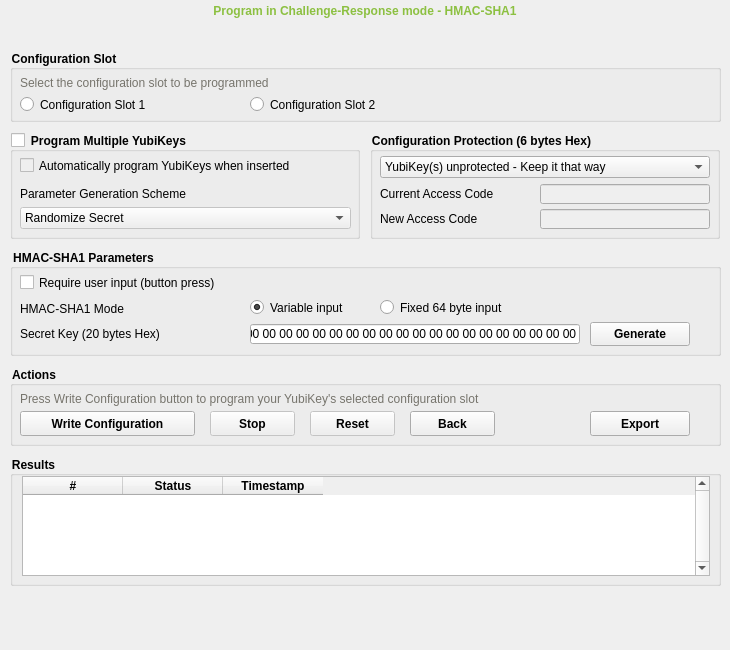
First picture: the form in src/ui/chalresppage.ui, repository Yubico/yubikey-personalization-gui-dpkg, before the edit.
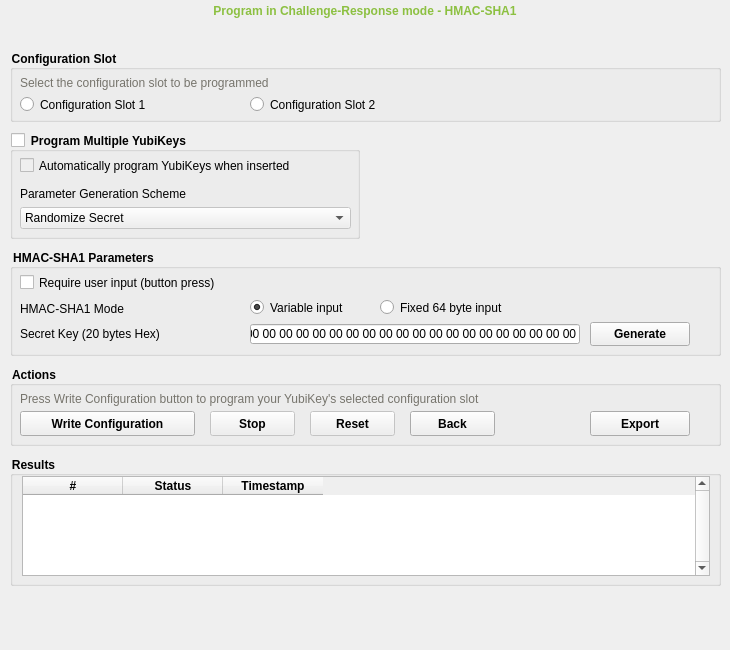
Second picture: the form after the edit. The open tabs and pages were chosen to show the change. Icons and pictures are not drawn. Custom widgets are drawn as their Qt base class.

```diff
--- a/src/ui/chalresppage.ui
+++ b/src/ui/chalresppage.ui
@@ -1421,198 +1421,6 @@
      </property>
     </widget>
    </widget>
-   <widget class="QGroupBox" name="advConfigProtectionBox">
-    <property name="geometry">
-     <rect>
-      <x>370</x>
-      <y>132</y>
-      <width>350</width>
-      <height>107</height>
-     </rect>
-    </property>
-    <property name="styleSheet">
-     <string notr="true">font-weight: bold;
-</string>
-    </property>
-    <property name="title">
-     <string>Configuration Protection (6 bytes Hex)</string>
-    </property>
-    <widget class="QComboBox" name="advConfigProtectionCombo">
-     <property name="geometry">
-      <rect>
-       <x>10</x>
-       <y>24</y>
-       <width>330</width>
-       <height>22</height>
-      </rect>
-     </property>
-     <property name="styleSheet">
-      <string notr="true">font-weight: normal;</string>
-     </property>
-     <item>
-      <property name="text">
-       <string>YubiKey(s) unprotected - Keep it that way</string>
-      </property>
-     </item>
-     <item>
-      <property name="text">
-       <string>YubiKey(s) unprotected - Enable protection</string>
-      </property>
-     </item>
-     <item>
-      <property name="text">
-       <string>YubiKey(s) protected - Disable protection</string>
-      </property>
-     </item>
-     <item>
-      <property name="text">
-       <string>YubiKey(s) protected - Keep it that way</string>
-      </property>
-     </item>
-     <item>
-      <property name="text">
-       <string>YubiKey(s) protected - Change access code</string>
-      </property>
-     </item>
-    </widget>
-    <widget class="QLineEdit" name="advCurrentAccessCodeTxt">
-     <property name="enabled">
-      <bool>false</bool>
-     </property>
-     <property name="geometry">
-      <rect>
-       <x>170</x>
-       <y>52</y>
-       <width>170</width>
-       <height>20</height>
-      </rect>
-     </property>
-     <property name="styleSheet">
-      <string notr="true">font-weight: normal;</string>
-     </property>
-     <property name="inputMask">
-      <string>hh hh hh hh hh hh; </string>
-     </property>
-     <property name="text">
-      <string>     </string>
-     </property>
-     <property name="maxLength">
-      <number>17</number>
-     </property>
-     <property name="cursorPosition">
-      <number>17</number>
-     </property>
-    </widget>
-    <widget class="QLabel" name="advCurrentAccessCodeLbl">
-     <property name="geometry">
-      <rect>
-       <x>10</x>
-       <y>52</y>
-       <width>141</width>
-       <height>20</height>
-      </rect>
-     </property>
-     <property name="styleSheet">
-      <string notr="true">font-weight:normal;</string>
-     </property>
-     <property name="text">
-      <string>Current Access Code</string>
-     </property>
-    </widget>
-    <widget class="QLabel" name="advNewAccessCodeLbl">
-     <property name="geometry">
-      <rect>
-       <x>10</x>
-       <y>77</y>
-       <width>141</width>
-       <height>20</height>
-      </rect>
-     </property>
-     <property name="styleSheet">
-      <string notr="true">font-weight:normal;</string>
-     </property>
-     <property name="text">
-      <string>New Access Code</string>
-     </property>
-    </widget>
-    <widget class="QLineEdit" name="advNewAccessCodeTxt">
-     <property name="enabled">
-      <bool>false</bool>
-     </property>
-     <property name="geometry">
-      <rect>
-       <x>170</x>
-       <y>77</y>
-       <width>170</width>
-       <height>20</height>
-      </rect>
-     </property>
-     <property name="sizePolicy">
-      <sizepolicy hsizetype="Fixed" vsizetype="Fixed">
-       <horstretch>0</horstretch>
-       <verstretch>0</verstretch>
-      </sizepolicy>
-     </property>
-     <property name="styleSheet">
-      <string notr="true">font-weight: normal;</string>
-     </property>
-     <property name="inputMask">
-      <string>hh hh hh hh hh hh; </string>
-     </property>
-     <property name="text">
-      <string>     </string>
-     </property>
-     <property name="maxLength">
-      <number>17</number>
-     </property>
-     <property name="cursorPosition">
-      <number>17</number>
-     </property>
-    </widget>
-    <widget class="QPushButton" name="advConfigProtectionHelpBtn">
-     <property name="geometry">
-      <rect>
-       <x>325</x>
-       <y>0</y>
-       <width>16</width>
-       <height>16</height>
-      </rect>
-     </property>
-     <property name="sizePolicy">
-      <sizepolicy hsizetype="Ignored" vsizetype="Ignored">
-       <horstretch>0</horstretch>
-       <verstretch>0</verstretch>
-      </sizepolicy>
-     </property>
-     <property name="cursor">
-      <cursorShape>PointingHandCursor</cursorShape>
-     </property>
-     <property name="contextMenuPolicy">
-      <enum>Qt::DefaultContextMenu</enum>
-     </property>
-     <property name="layoutDirection">
-      <enum>Qt::LeftToRight</enum>
-     </property>
-     <property name="autoFillBackground">
-      <bool>false</bool>
-     </property>
-     <property name="styleSheet">
-      <string notr="true">background-image: url(:/res/images/question.png);
-color: lightgray;
-border-radius: 10px;
-</string>
-     </property>
-     <property name="text">
-      <string/>
-     </property>
-     <property name="autoDefault">
-      <bool>false</bool>
-     </property>
-     <property name="default">
-      <bool>false</bool>
-     </property>
-    </widget>
-   </widget>
    <widget class="QGroupBox" name="advActionsBox">
     <property name="geometry">
      <rect>
@@ -2215,8 +2023,26 @@
      </column>
     </widget>
    </widget>
+   <widget class="YubiAccBox" name="advConfigProtectionBox" native="true">
+    <property name="geometry">
+     <rect>
+      <x>370</x>
+      <y>132</y>
+      <width>350</width>
+      <height>117</height>
+     </rect>
+    </property>
+   </widget>
   </widget>
  </widget>
+ <customwidgets>
+  <customwidget>
+   <class>YubiAccBox</class>
+   <extends>QWidget</extends>
+   <header>yubiaccbox.h</header>
+   <container>1</container>
+  </customwidget>
+ </customwidgets>
  <tabstops>
   <tabstop>quickBtn</tabstop>
   <tabstop>advBtn</tabstop>
```
Left out of the diff: 212 changed lines with no effect on the pictures.
